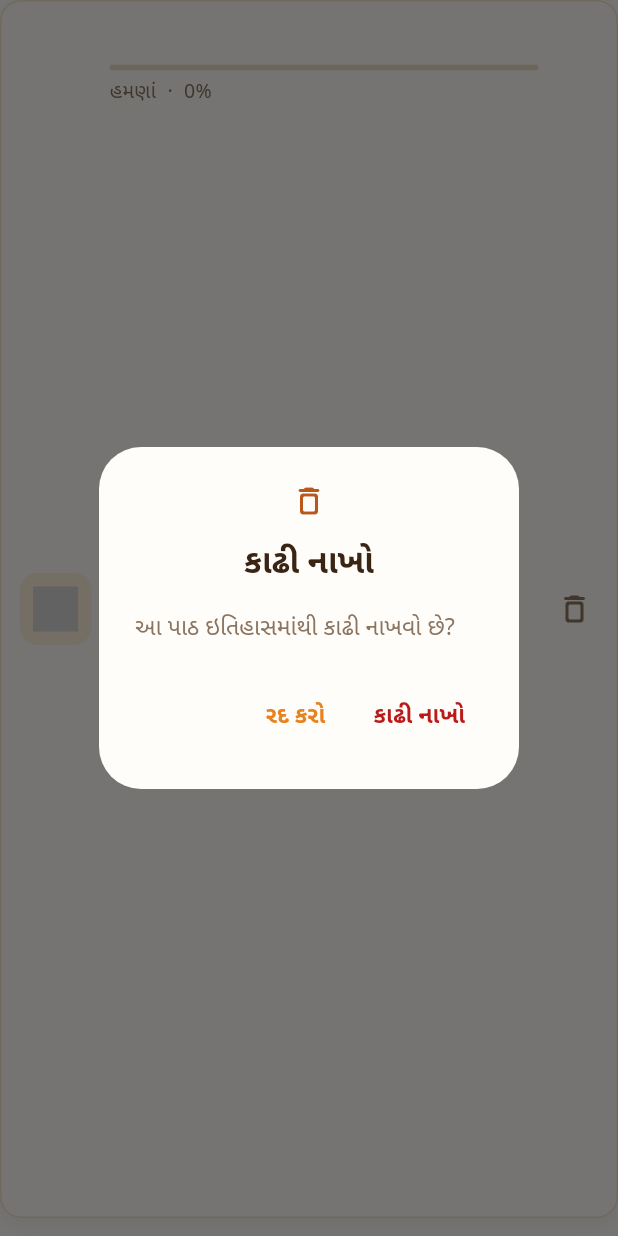
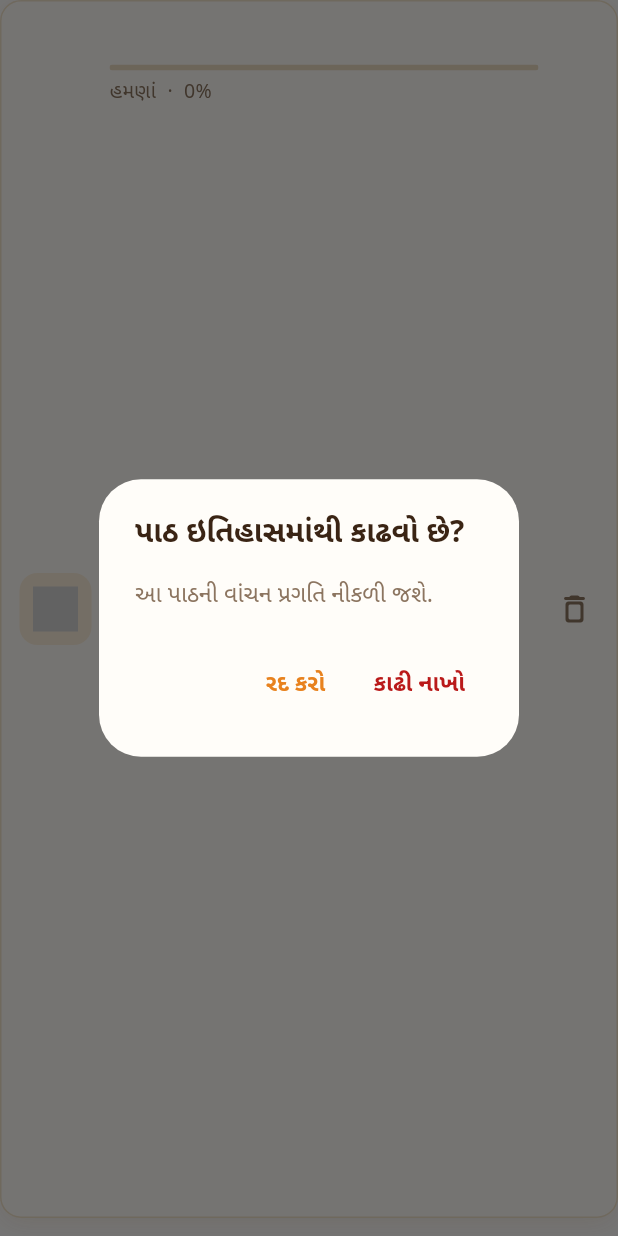
Before and after one commit to chinmaymodi24/pushtimarg-nitya-path, a Flutter app: the _Row widget shown alone on an empty page, opened directly with empty values, after a tap on the "delete outline" icon, on a phone screen of 412 x 824 dp. Run offline on Flutter 3.47's test engine with Material 3 defaults, Android fonts, the phone set to English and light mode, and no system bars; our stand-ins replace flutter_svg, get, get_storage; accounts and stored records are empty.

Commit message:
Use plain Material confirmation dialogs
A question as the title, one line on what will happen and two text
actions at the end, with no icon or centred heading.

Co-Authored-By: Claude Opus 5.5 <noreply@anthropic.com>
Claude-Session: https://claude.ai/code/session_01GGw6umaZzkZjSnBB44UrMi

```diff
--- a/lib/core/theme/app_theme.dart
+++ b/lib/core/theme/app_theme.dart
@@ -56,8 +56,8 @@ class AppTheme {
         titleTextStyle: TextStyle(
             fontFamily: uiFont(ui),
             fontFamilyFallback: fallback,
-            fontSize: 22,
-            fontWeight: FontWeight.w700,
+            fontSize: 20,
+            fontWeight: FontWeight.w600,
             color: p.text),
         contentTextStyle: TextStyle(
             fontFamily: uiFont(ui),
--- a/lib/core/translations/app_translations.dart
+++ b/lib/core/translations/app_translations.dart
@@ -63,7 +63,6 @@ class AppTranslations extends Translations {
     'japa_today': "આજની માળા",
     'japa_total': "કુલ જપ",
     'japa_reset': "ચાલુ માળા ફરી શરૂ કરો",
-    'japa_reset_q': "ચાલુ માળાની ગણતરી શૂન્ય કરવી છે?",
     'japa_done': "એક માળા પૂર્ણ થઈ 🙏",
     'japa_home': "આજે માળા",
     'cancel': "રદ કરો",
@@ -110,7 +109,6 @@ class AppTranslations extends Translations {
     'no_results': "કોઈ પાઠ મળ્યો નહીં",
     'completed_times': "@n વાર પૂર્ણ",
     'clear_all': "બધું કાઢી નાખો",
-    'clear_history_q': "આખો વાંચન ઇતિહાસ કાઢી નાખવો છે?",
     'delete': "કાઢી નાખો",
     'deleted': "કાઢી નાખ્યું",
     'see_all': "બધું જુઓ",
@@ -126,9 +124,17 @@ class AppTranslations extends Translations {
     'mala_empty': "હજુ કોઈ માળા પૂર્ણ થઈ નથી.",
     'minutes_n': "@n મિનિટ",
     'seconds_n': "@n સેકન્ડ",
-    'clear_mala_q': "આખો માળા ઇતિહાસ કાઢી નાખવો છે?",
-    'delete_mala_q': "આ માળા ઇતિહાસમાંથી કાઢી નાખવી છે?",
-    'delete_read_q': "આ પાઠ ઇતિહાસમાંથી કાઢી નાખવો છે?",
+    'delete_mala_t': "માળા કાઢી નાખવી છે?",
+    'delete_mala_m': "આ માળા ઇતિહાસમાંથી કાયમ માટે નીકળી જશે.",
+    'clear_mala_t': "બધો માળા ઇતિહાસ કાઢી નાખવો છે?",
+    'clear_mala_m': "પૂર્ણ થયેલી બધી માળાની નોંધ નીકળી જશે. તે પાછી લાવી શકાશે નહીં.",
+    'delete_read_t': "પાઠ ઇતિહાસમાંથી કાઢવો છે?",
+    'delete_read_m': "આ પાઠની વાંચન પ્રગતિ નીકળી જશે.",
+    'clear_history_t': "આખો વાંચન ઇતિહાસ કાઢી નાખવો છે?",
+    'clear_history_m': "બધા પાઠની વાંચન પ્રગતિ નીકળી જશે. તે પાછી લાવી શકાશે નહીં.",
+    'reset_t': "ચાલુ માળા ફરી શરૂ કરવી છે?",
+    'reset_m': "ચાલુ માળાની ગણતરી 0 થઈ જશે. પૂર્ણ થયેલી માળા પર કોઈ અસર નહીં થાય.",
+    'restart': "ફરી શરૂ કરો",
   };
 
   static const _hi = {
@@ -186,7 +192,6 @@ class AppTranslations extends Translations {
     'japa_today': "आज की माला",
     'japa_total': "कुल जप",
     'japa_reset': "चालू माला फिर से शुरू करें",
-    'japa_reset_q': "चालू माला की गिनती शून्य करनी है?",
     'japa_done': "एक माला पूर्ण हुई 🙏",
     'japa_home': "आज माला",
     'cancel': "रद्द करें",
@@ -233,7 +238,6 @@ class AppTranslations extends Translations {
     'no_results': "कोई पाठ नहीं मिला",
     'completed_times': "@n बार पूर्ण",
     'clear_all': "सब हटाएँ",
-    'clear_history_q': "पूरा पठन इतिहास हटाना है?",
     'delete': "हटाएँ",
     'deleted': "हटा दिया",
     'see_all': "सब देखें",
@@ -249,9 +253,17 @@ class AppTranslations extends Translations {
     'mala_empty': "अभी कोई माला पूर्ण नहीं हुई।",
     'minutes_n': "@n मिनट",
     'seconds_n': "@n सेकंड",
-    'clear_mala_q': "पूरा माला इतिहास हटाना है?",
-    'delete_mala_q': "यह माला इतिहास से हटानी है?",
-    'delete_read_q': "यह पाठ इतिहास से हटाना है?",
+    'delete_mala_t': "माला हटानी है?",
+    'delete_mala_m': "यह माला इतिहास से हमेशा के लिए हट जाएगी।",
+    'clear_mala_t': "पूरा माला इतिहास हटाना है?",
+    'clear_mala_m': "पूर्ण हुई सभी मालाओं का रिकॉर्ड हट जाएगा। इसे वापस नहीं लाया जा सकेगा।",
+    'delete_read_t': "पाठ इतिहास से हटाना है?",
+    'delete_read_m': "इस पाठ की पठन प्रगति हट जाएगी।",
+    'clear_history_t': "पूरा पठन इतिहास हटाना है?",
+    'clear_history_m': "सभी पाठों की पठन प्रगति हट जाएगी। इसे वापस नहीं लाया जा सकेगा।",
+    'reset_t': "चालू माला फिर से शुरू करनी है?",
+    'reset_m': "चालू माला की गिनती 0 हो जाएगी। पूर्ण हुई मालाओं पर कोई असर नहीं होगा।",
+    'restart': "फिर शुरू करें",
   };
 
   static const _en = {
@@ -309,7 +321,6 @@ class AppTranslations extends Translations {
     'japa_today': "Malas today",
     'japa_total': "Total japa",
     'japa_reset': "Restart this mala",
-    'japa_reset_q': "Reset the count of this mala to zero?",
     'japa_done': "One mala complete 🙏",
     'japa_home': "Malas today",
     'cancel': "Cancel",
@@ -356,7 +367,6 @@ class AppTranslations extends Translations {
     'no_results': "No paths found",
     'completed_times': "Completed @n×",
     'clear_all': "Clear all",
-    'clear_history_q': "Clear your whole reading history?",
     'delete': "Delete",
     'deleted': "Deleted",
     'see_all': "See all",
@@ -372,8 +382,16 @@ class AppTranslations extends Translations {
     'mala_empty': "No mala completed yet.",
     'minutes_n': "@n min",
     'seconds_n': "@n sec",
-    'clear_mala_q': "Clear the whole mala history?",
-    'delete_mala_q': "Delete this mala from history?",
-    'delete_read_q': "Remove this path from history?",
+    'delete_mala_t': "Delete this mala?",
+    'delete_mala_m': "It will be removed from your history for good.",
+    'clear_mala_t': "Clear all mala history?",
+    'clear_mala_m': "Every completed mala will be removed. This can't be undone.",
+    'delete_read_t': "Remove from history?",
+    'delete_read_m': "Your reading progress for this path will be removed.",
+    'clear_history_t': "Clear reading history?",
+    'clear_history_m': "Progress for every path will be removed. This can't be undone.",
+    'reset_t': "Restart this mala?",
+    'reset_m': "The current count goes back to 0. Completed malas are not affected.",
+    'restart': "Restart",
   };
 }
--- a/lib/core/widgets/confirm_dialog.dart
+++ b/lib/core/widgets/confirm_dialog.dart
@@ -3,13 +3,13 @@ import 'package:get/get.dart';
 
 import '../theme/palette.dart';
 
-/// Standard Material 3 confirmation: title, message, actions at the end.
+/// Plain Material confirmation, like Android's own: a question as the
+/// title, one line on what happens, and two text actions at the end.
 Future<void> showConfirm({
   required String title,
   required String message,
   required String confirmLabel,
   required VoidCallback onConfirm,
-  IconData? icon,
   bool destructive = true,
 }) {
   return Get.dialog<void>(
@@ -17,14 +17,10 @@ Future<void> showConfirm({
       final p = context.pal;
       final cs = Theme.of(context).colorScheme;
       return AlertDialog(
-        icon: icon == null ? null : Icon(icon, color: p.heading),
         title: Text(title),
         content: Text(message),
         actions: [
-          TextButton(
-            onPressed: Get.back,
-            child: Text('cancel'.tr),
-          ),
+          TextButton(onPressed: Get.back, child: Text('cancel'.tr)),
           TextButton(
             style: TextButton.styleFrom(
                 foregroundColor: destructive ? cs.error : p.primary),
--- a/lib/modules/history/history_view.dart
+++ b/lib/modules/history/history_view.dart
@@ -33,7 +33,7 @@ class HistoryView extends GetView<HistoryController> {
                       tooltip: 'clear_all'.tr,
                       icon: Icon(Icons.delete_sweep_outlined, color: p.heading),
                       onPressed: () => confirm(
-                          'clear_history_q'.tr, controller.reading.clear),
+                          'clear_history', controller.reading.clear),
                     ),
                 ],
               )),
@@ -168,7 +168,7 @@ class _Row extends StatelessWidget {
         IconButton(
           tooltip: 'delete'.tr,
           icon: Icon(Icons.delete_outline_rounded, color: p.subtext),
-          onPressed: () => confirm('delete_read_q'.tr,
+          onPressed: () => confirm('delete_read',
               () => Get.find<HistoryController>().reading.remove(r.pathId)),
         ),
       ]),
```
Also changed, not shown: lib/modules/japa/japa_history_view.dart (+6 -7 lines), lib/modules/japa/japa_view.dart (+3 -4 lines).
